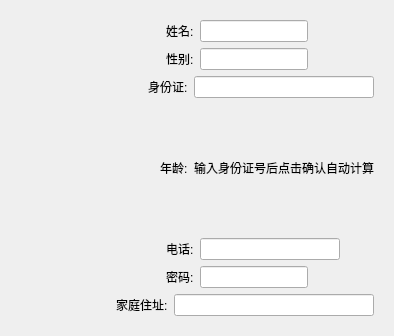
First picture: the form in dbclient/information.ui, repository sayazaaa/SmMed, before the edit.
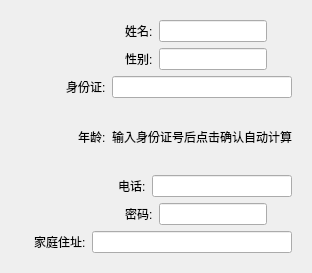
Second picture: the form after the edit.

Patch:
```diff
--- a/dbclient/information.ui
+++ b/dbclient/information.ui
@@ -6,8 +6,8 @@
    <rect>
     <x>0</x>
     <y>0</y>
-    <width>394</width>
-    <height>336</height>
+    <width>312</width>
+    <height>273</height>
    </rect>
   </property>
   <property name="minimumSize">
```
